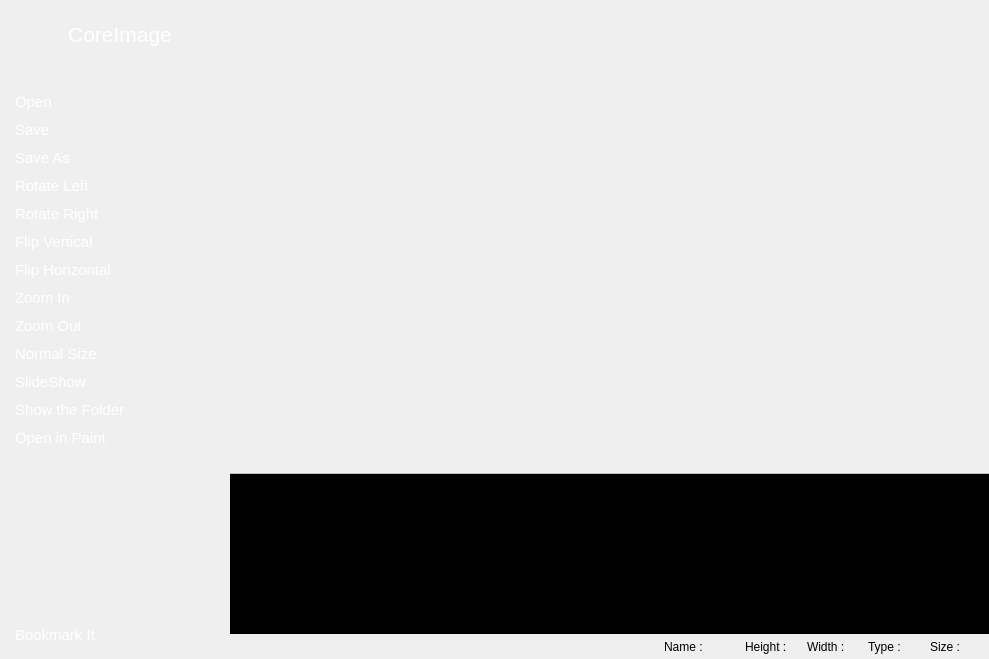
Before: the Qt Designer form app/coreimage/coreimage.ui in rahmanshaber/corebox, drawn with Qt 5.
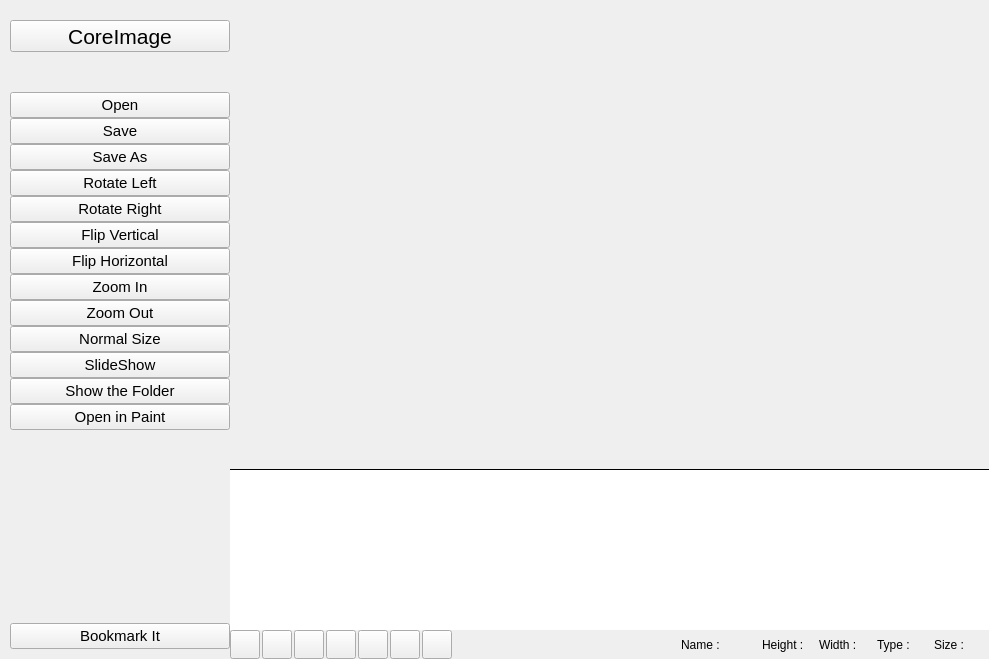
After: the same form once the commit is applied. Icons and pictures are not drawn.

What changed in the file:
```diff
--- a/app/coreimage/coreimage.ui
+++ b/app/coreimage/coreimage.ui
@@ -18,90 +18,7 @@
     <normaloff>:/icons/CoreImage.svg</normaloff>:/icons/CoreImage.svg</iconset>
   </property>
   <property name="styleSheet">
-   <string notr="true">/*CoreImage*/
-
-#appTitle{
-    border: 1px #232323;
-    background-color: transparent;
-    color: #ffffff;}
-
-
-QWidget [accessibleName=&quot;shortcut&quot;]{
-    background-color: #282D31;
-    color: #ffffff;
-    border: 1px #434343;}
-
-QFrame  [accessibleName=&quot;navigationBar&quot;] {
-    background-color: #000000;
-    color: #E6E6E6;
-    border: 1px #434343;}
-
-
-#line{
-    background-color: #C0C0C0 ;
-    color: #C0C0C0;
-    border: 1px  #F2F2F2;
-}
-
-
-QPushButton{
-    background-color: transparent;
-    color: #ffffff;
-    Text-align:left;
-    border: 1px #434343;
-    padding: 5px 5px 5px 5px;}
-QPushButton:pressed{
-    background-color: #1167A3; }
-QPushButton:hover {
-    background-color: #1167A3;}
-
-
-QToolButton{
-    border: 1px #232323;
-    background-color: transparent;
-    color: #ffffff;}
-QToolButton:pressed{
-    background-color: #1167A3; }
-QToolButton:hover {
-    background-color: #1167A3; }
-QToolButton:checked{
-    background-color: #1167A3;}
-
-
-QListView{
-    background-color: #000000;
-    padding:5px 5px 5px 5px;}
-
-
-QScrollBar:vertical {
-    background-color: rgba( 0, 0, 0, 72% );
-    max-width: 8px;
-    border-radius: 4px;
-    padding: 1px; }
-QScrollBar:horizontal {
-    background-color: rgba( 0, 0, 0, 72% );
-    max-height: 8px;
-    border-radius: 4px;
-    padding: 1px; }
-QScrollBar::handle:horizontal,
-QScrollBar::handle:vertical {
-    background-color: silver;
-    max-width: 6px;
-    border-radius: 3px; }
-QScrollBar::sub-page:horizontal,
-QScrollBar::sub-page:vertical {
-    background-color: rgba( 0, 0, 0, 72% ); }
-QScrollBar::add-page:horizontal,
-QScrollBar::add-page:vertical {
-    background-color: rgba( 0, 0, 0, 72% ); }
-QScrollBar::add-line:vertical,
-QScrollBar::sub-line:vertical {
-    width: 0px; height: 0px; }
-QScrollBar::add-line:horizontal,
-QScrollBar::sub-line:horizontal {
-    width: 0px; height: 0px; }
-
-</string>
+   <string notr="true"/>
   </property>
   <layout class="QHBoxLayout" name="horizontalLayout_3">
    <property name="spacing">
@@ -642,7 +559,7 @@
         <property name="geometry">
          <rect>
           <x>102</x>
-          <y>12</y>
+          <y>10</y>
           <width>553</width>
           <height>446</height>
          </rect>
```
